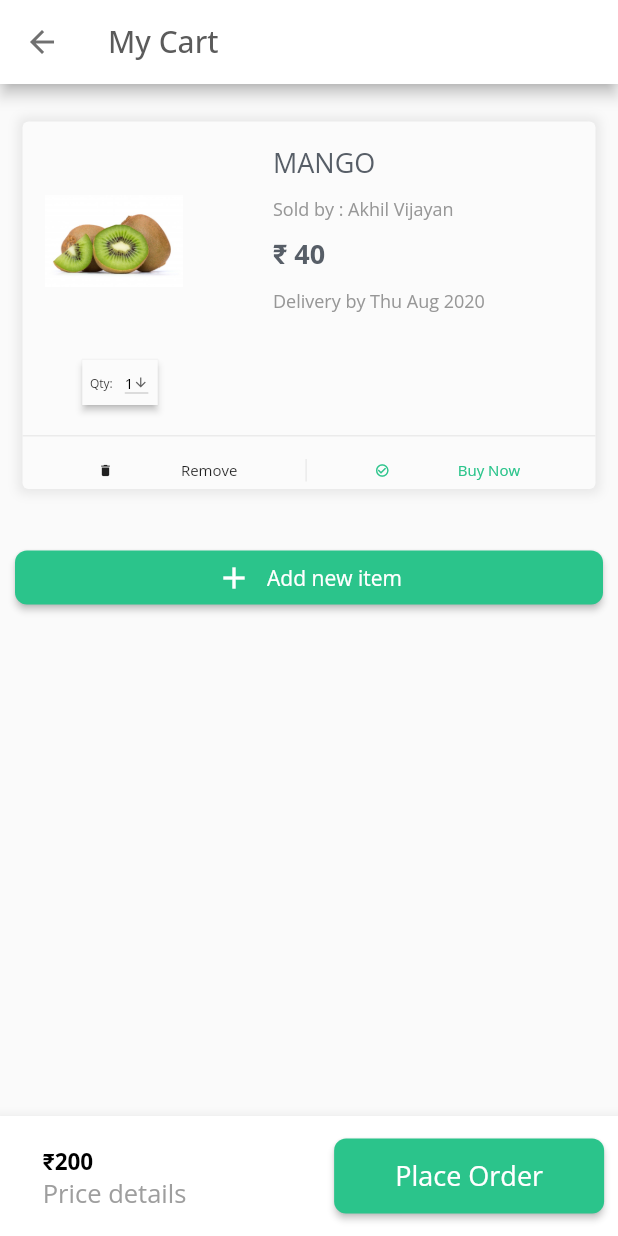
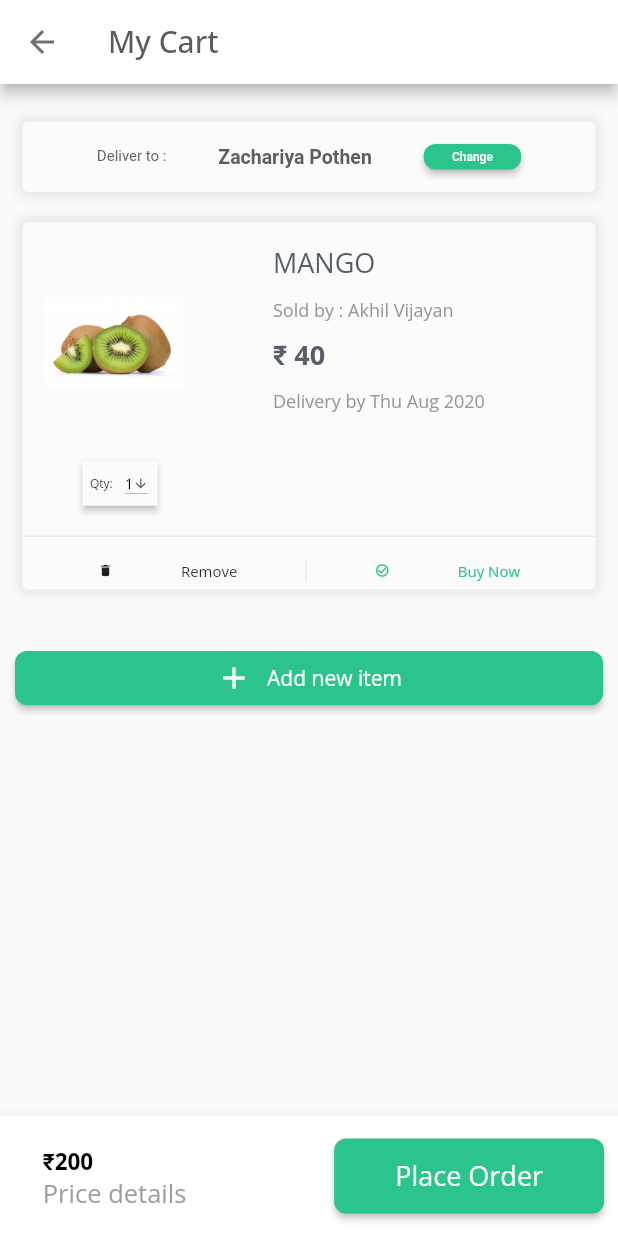
Before and after one commit to Julienjthomas/Beru-final-design, a Flutter app: the Cart screen opened directly, on a phone screen of 412 x 824 dp. Run offline on Flutter 3.47's test engine with Material 2 defaults, Android fonts, the phone set to English and light mode, and no system bars; our stand-ins replace carousel_pro, google_fonts, styled_text.

Commit message:
final design beru

```diff
--- a/lib/cart.dart
+++ b/lib/cart.dart
@@ -25,6 +25,50 @@ class _CartState extends State<Cart> {
       body: ListView(
         padding: EdgeInsets.all(10.0),
         children: [
+          Padding(
+            padding:
+                EdgeInsets.only(top: 15.0, bottom: 5.0, left: 5.0, right: 5.0),
+            child: Container(
+              decoration: BoxDecoration(
+                  borderRadius: BorderRadius.circular(4.0),
+                  boxShadow: [
+                    BoxShadow(
+                      color: Colors.grey.withOpacity(0.2),
+                      spreadRadius: 3.0,
+                      blurRadius: 5.0,
+                    ),
+                  ],
+                  color: Color(0xffFBFBFB)),
+              child: Padding(
+                padding: EdgeInsets.all(15.0),
+                child: Row(
+                  mainAxisAlignment: MainAxisAlignment.spaceEvenly,
+                  children: <Widget>[
+                    Text('Deliver to :',style: GoogleFonts.roboto(fontSize: 10.0,color: Color(0xff656565)),),
+                    Text('Zachariya Pothen',style: GoogleFonts.roboto(fontSize: 13.0,color: Color(0xff5D5D5D),fontWeight: FontWeight.bold),),
+                    Container(
+                      width: 65.0,
+                      height: 17.0,
+                      child: RaisedButton(
+
+                        child: Text(
+                          "Change",
+                          style: GoogleFonts.roboto(fontSize: 8.0,color: Color(0xffFFFFFF)),
+                        ),
+                        onPressed: () {
+
+                        },
+                        color: Color(0xff2BC48B),
+                        shape: RoundedRectangleBorder(
+                          borderRadius: BorderRadius.circular(08.0),
+                        ),
+                      ),
+                    ),
+                  ],
+                ),
+              ),
+            ),
+          ),
           _buildCard('MANGO', '₹ 40', 'images/kiwi.jpg', context),
           //_buildCard('MANGO', '₹ 40', 'images/kiwi.jpg', context),
           //_buildCard('MANGO', '₹ 40', 'images/kiwi.jpg', context),
@@ -164,7 +208,6 @@ Widget _buildCard(String name, String price, String imgPath, context) {
                 ],
               ),
             ),
-
             Row(
               mainAxisAlignment: MainAxisAlignment.start,
               children: <Widget>[
@@ -186,15 +229,19 @@ Widget _buildCard(String name, String price, String imgPath, context) {
                             ),
                           ),
                           Padding(
-                            padding: const EdgeInsets.only(left:8.0),
+                            padding: const EdgeInsets.only(left: 8.0),
                             child: DropdownButton<int>(
                               value: dropdownValue,
-                              icon: Icon(Icons.arrow_downward,size: 10.0,),
+                              icon: Icon(
+                                Icons.arrow_downward,
+                                size: 10.0,
+                              ),
                               iconSize: 24,
                               elevation: 16,
-                              style: GoogleFonts.openSans(color: Colors.black,fontSize: 10.0),
+                              style: GoogleFonts.openSans(
+                                  color: Colors.black, fontSize: 10.0),
 
-                              onChanged: (int ){},
+                              onChanged: (int) {},
                               //                      onChanged: (String newValue) {
                               ////                        setState(() {
                               ////                          dropdownValue = newValue;
@@ -222,7 +269,8 @@ Widget _buildCard(String name, String price, String imgPath, context) {
               width: double.infinity,
             ),
             Padding(
-              padding: EdgeInsets.only(top: 15.0,
+              padding: EdgeInsets.only(
+                top: 15.0,
                 left: 5.0,
                 right: 5.0,
                 bottom: 5.0,
@@ -259,7 +307,6 @@ Widget _buildCard(String name, String price, String imgPath, context) {
                 ],
               ),
             ),
-
           ],
         ),
       ),
```
Also changed, not shown: lib/data_error.dart (+55 -18 lines), lib/product_display.dart (added, +80 -0 lines), lib/start_page.dart (+19 -3 lines), images/error.png (added).
